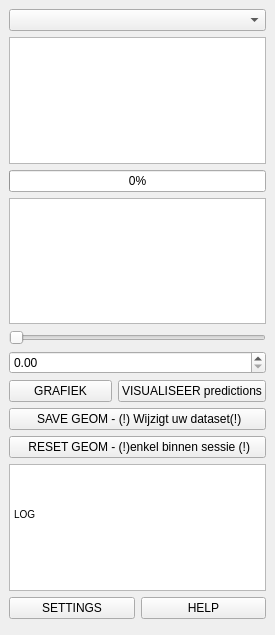
Qt form plugin/brdrq/brdrq_dockwidget.ui (OnroerendErfgoed/brdrQ) before a commit.
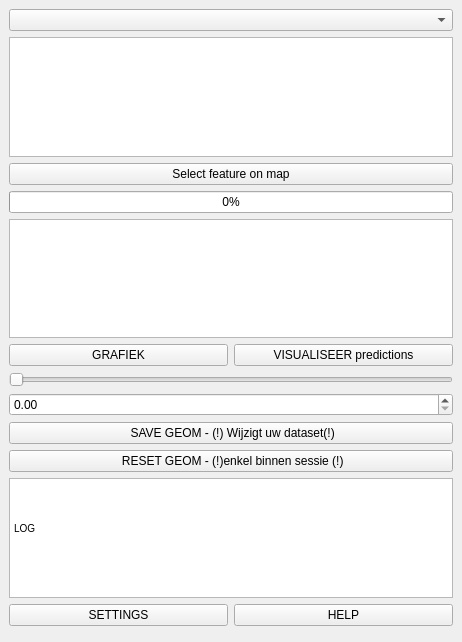
The same form after that commit. Custom widgets are drawn as their Qt base class.

```diff
--- a/plugin/brdrq/brdrq_dockwidget.ui
+++ b/plugin/brdrq/brdrq_dockwidget.ui
@@ -6,8 +6,8 @@
    <rect>
     <x>0</x>
     <y>0</y>
-    <width>275</width>
-    <height>635</height>
+    <width>462</width>
+    <height>642</height>
    </rect>
   </property>
   <property name="windowTitle">
@@ -15,17 +15,17 @@
   </property>
   <widget class="QWidget" name="dockWidgetContents">
    <layout class="QGridLayout" name="gridLayout">
-    <item row="18" column="1">
+    <item row="21" column="1">
      <widget class="QPushButton" name="pushButton_reset">
       <property name="text">
        <string> RESET GEOM - (!)enkel binnen sessie (!)</string>
       </property>
      </widget>
     </item>
-    <item row="13" column="1">
+    <item row="16" column="1">
      <widget class="QDoubleSpinBox" name="doubleSpinBox"/>
     </item>
-    <item row="12" column="1">
+    <item row="15" column="1">
      <widget class="QSlider" name="horizontalSlider">
       <property name="singleStep">
        <number>10</number>
@@ -35,7 +35,7 @@
       </property>
      </widget>
     </item>
-    <item row="26" column="1" rowspan="3">
+    <item row="29" column="1" rowspan="3">
      <layout class="QHBoxLayout" name="horizontalLayout_3" stretch="0,0">
       <property name="bottomMargin">
        <number>7</number>
@@ -56,7 +56,7 @@
       </item>
      </layout>
     </item>
-    <item row="19" column="1">
+    <item row="22" column="1">
      <widget class="QTextEdit" name="textEdit_output">
       <property name="html">
        <string>&lt;!DOCTYPE HTML PUBLIC &quot;-//W3C//DTD HTML 4.0//EN&quot; &quot;http://www.w3.org/TR/REC-html40/strict.dtd&quot;&gt;
@@ -70,17 +70,17 @@
       </property>
      </widget>
     </item>
-    <item row="11" column="1">
+    <item row="13" column="1">
      <widget class="QListWidget" name="listWidget_predictions">
       <property name="editTriggers">
        <set>QAbstractItemView::CurrentChanged|QAbstractItemView::DoubleClicked|QAbstractItemView::EditKeyPressed|QAbstractItemView::SelectedClicked</set>
       </property>
      </widget>
     </item>
-    <item row="3" column="1">
+    <item row="5" column="1">
      <widget class="QListWidget" name="listWidget_features"/>
     </item>
-    <item row="17" column="1">
+    <item row="20" column="1">
      <layout class="QHBoxLayout" name="horizontalLayout_2">
       <item>
        <widget class="QPushButton" name="pushButton_save">
@@ -91,6 +91,16 @@
       </item>
      </layout>
     </item>
+    <item row="2" column="1">
+     <widget class="QgsMapLayerComboBox" name="mMapLayerComboBox"/>
+    </item>
+    <item row="7" column="1">
+     <widget class="QProgressBar" name="progressBar">
+      <property name="value">
+       <number>0</number>
+      </property>
+     </widget>
+    </item>
     <item row="14" column="1">
      <layout class="QHBoxLayout" name="horizontalLayout">
       <item>
@@ -109,15 +119,22 @@
       </item>
      </layout>
     </item>
-    <item row="2" column="1">
-     <widget class="QgsMapLayerComboBox" name="mMapLayerComboBox"/>
-    </item>
-    <item row="5" column="1">
-     <widget class="QProgressBar" name="progressBar">
-      <property name="value">
-       <number>0</number>
-      </property>
-     </widget>
+    <item row="6" column="1">
+     <layout class="QHBoxLayout" name="horizontalLayout_4">
+      <item>
+       <layout class="QHBoxLayout" name="horizontalLayout_5"/>
+      </item>
+      <item>
+       <widget class="QPushButton" name="pushButton_select">
+        <property name="text">
+         <string>Select feature on map</string>
+        </property>
+       </widget>
+      </item>
+      <item>
+       <layout class="QHBoxLayout" name="horizontalLayout_6"/>
+      </item>
+     </layout>
     </item>
    </layout>
   </widget>
```
